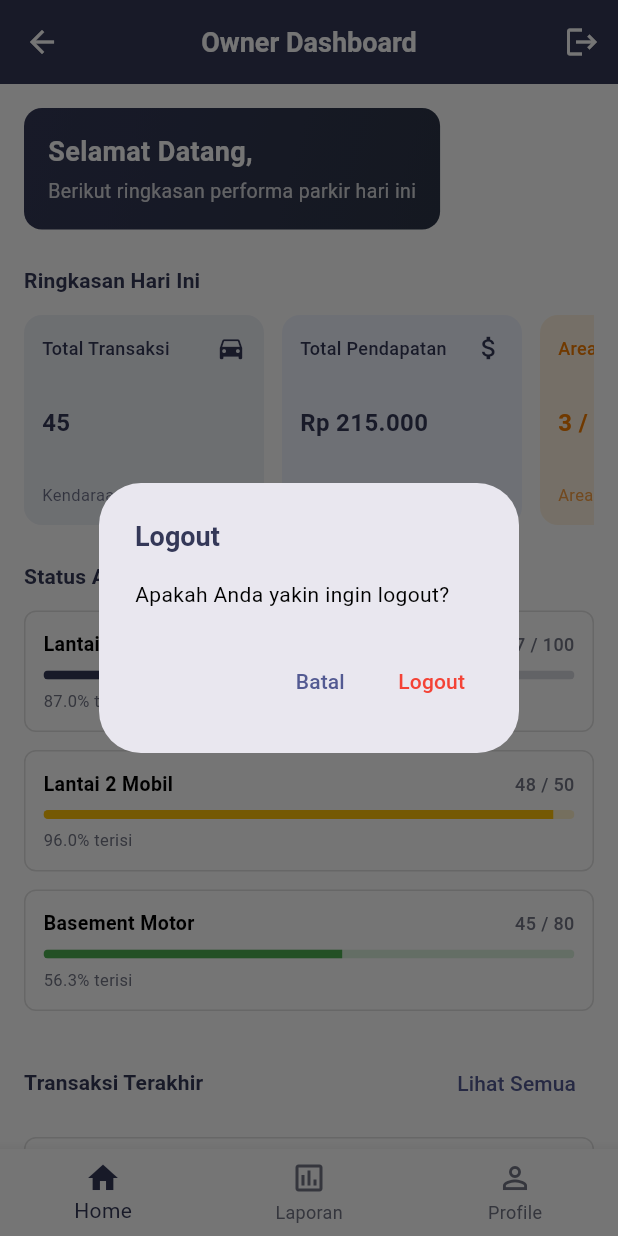
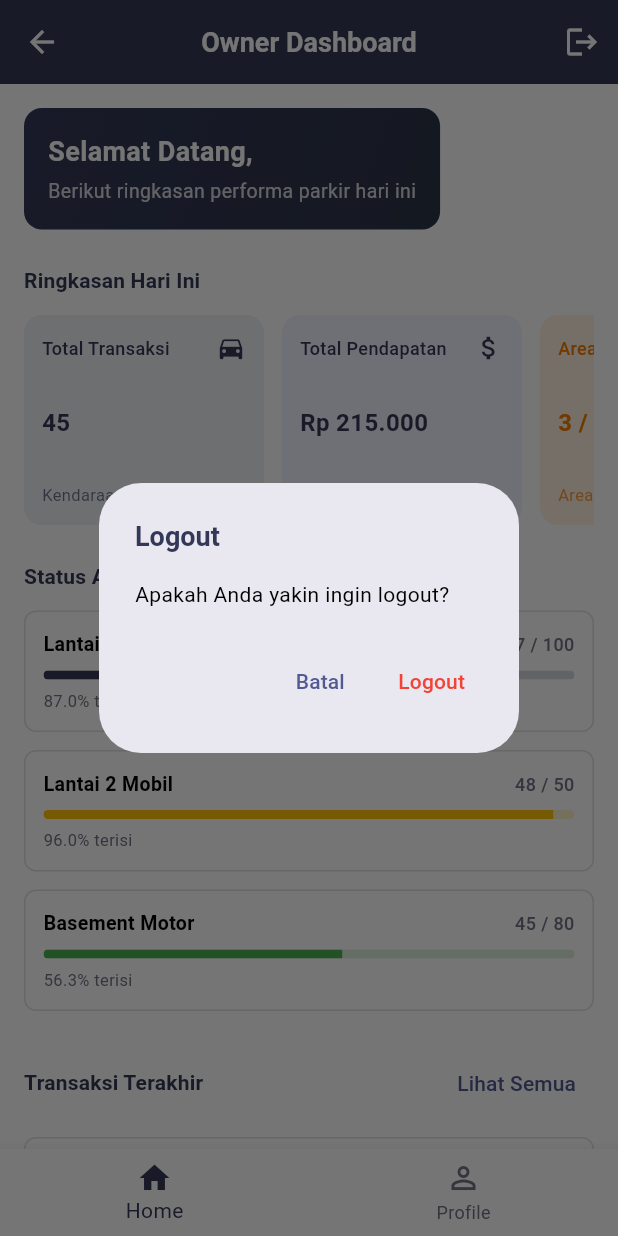
Before and after one commit to abimanyupewe/module_parking_app, a Flutter app: the OwnerDashboardPage screen opened by its route, after a tap on the "logout" icon, on a phone screen of 412 x 824 dp. Run offline on Flutter 3.47's test engine with Material 3 defaults, Android fonts, the phone set to English and light mode, and no system bars; our stand-ins replace shared_preferences, sqflite; missing offline and left inert: bcrypt; accounts and stored records are empty.

Commit message:
refactor: simplify Owner Dashboard - remove Report section
- Remove owner_report_section.dart file
- Update owner_dashboard_page.dart to use only 2 sections: Home and Profile
- Update bottom navigation bar to show only Home and Profile tabs
- Cleaner and simpler UI as requested

```diff
--- a/lib/features/owner/pages/owner_dashboard_page.dart
+++ b/lib/features/owner/pages/owner_dashboard_page.dart
@@ -2,7 +2,6 @@ import 'package:flutter/material.dart';
 import '../../../config/colors.dart';
 import '../../../core/preferences/app_preferences.dart';
 import '../widgets/owner_home_section.dart';
-import '../widgets/owner_report_section.dart';
 import '../widgets/owner_profile_section.dart';
 
 /// Owner Dashboard Page
@@ -65,11 +64,7 @@ class _OwnerDashboardPageState extends State<OwnerDashboardPage> {
       ),
       body: IndexedStack(
         index: _selectedIndex,
-        children: const [
-          OwnerHomeSection(),
-          OwnerReportSection(),
-          OwnerProfileSection(),
-        ],
+        children: const [OwnerHomeSection(), OwnerProfileSection()],
       ),
       bottomNavigationBar: BottomNavigationBar(
         currentIndex: _selectedIndex,
@@ -85,11 +80,6 @@ class _OwnerDashboardPageState extends State<OwnerDashboardPage> {
             label: 'Home',
           ),
           BottomNavigationBarItem(
-            icon: Icon(Icons.assessment_outlined),
-            activeIcon: Icon(Icons.assessment),
-            label: 'Laporan',
-          ),
-          BottomNavigationBarItem(
             icon: Icon(Icons.person_outline),
             activeIcon: Icon(Icons.person),
             label: 'Profile',
--- a/lib/features/owner/widgets/owner_report_section.dart
+++ /dev/null
@@ -1,506 +0,0 @@
-import 'package:flutter/material.dart';
-import 'package:intl/intl.dart';
-import '../../../config/colors.dart';
-
-/// Owner Report Section - Laporan dan Statistik
-class OwnerReportSection extends StatefulWidget {
-  const OwnerReportSection({Key? key}) : super(key: key);
-
-  @override
-  State<OwnerReportSection> createState() => _OwnerReportSectionState();
-}
-
-class _OwnerReportSectionState extends State<OwnerReportSection> {
-  late DateTime _selectedDate;
-  String _selectedPeriod = 'Harian'; // Harian, Mingguan, Bulanan
-
-  @override
-  void initState() {
-    super.initState();
-    _selectedDate = DateTime.now();
-  }
-
-  void _selectDate() async {
-    DateTime? picked = await showDatePicker(
-      context: context,
-      initialDate: _selectedDate,
-      firstDate: DateTime(2024),
-      lastDate: DateTime.now(),
-    );
-    if (picked != null && picked != _selectedDate) {
-      setState(() {
-        _selectedDate = picked;
-      });
-    }
-  }
-
-  @override
-  Widget build(BuildContext context) {
-    return SingleChildScrollView(
-      padding: const EdgeInsets.all(16),
-      child: Column(
-        crossAxisAlignment: CrossAxisAlignment.start,
-        children: [
-          // Report Header
-          _buildReportHeader(),
-          const SizedBox(height: 24),
-
-          // Period Filter
-          _buildPeriodFilter(),
-          const SizedBox(height: 24),
-
-          // Revenue Statistics
-          _buildRevenueStats(),
-          const SizedBox(height: 24),
-
-          // Daily Revenue Chart
-          _buildDailyRevenueChart(),
-          const SizedBox(height: 24),
-
-          // Transaction Summary
-          _buildTransactionSummary(),
-          const SizedBox(height: 24),
-
-          // Recent Transactions Detail
-          _buildRecentTransactionDetail(),
-        ],
-      ),
-    );
-  }
-
-  /// Build report header
-  Widget _buildReportHeader() {
-    return Container(
-      padding: const EdgeInsets.all(16),
-      decoration: BoxDecoration(
-        gradient: const LinearGradient(
-          colors: [Color(0xFF343858), Color(0xFF2C3548)],
-          begin: Alignment.topLeft,
-          end: Alignment.bottomRight,
-        ),
-        borderRadius: BorderRadius.circular(12),
-      ),
-      child: Column(
-        crossAxisAlignment: CrossAxisAlignment.start,
-        children: [
-          const Text(
-            'Laporan Pendapatan',
-            style: TextStyle(
-              fontSize: 18,
-              fontWeight: FontWeight.bold,
-              color: Colors.white,
-            ),
-          ),
-          const SizedBox(height: 4),
-          Text(
-            'Ringkasan pendapatan dan transaksi parkir',
-            style: TextStyle(
-              fontSize: 13,
-              color: Colors.white.withOpacity(0.8),
-            ),
-          ),
-          const SizedBox(height: 12),
-          InkWell(
-            onTap: _selectDate,
-            child: Container(
-              padding: const EdgeInsets.symmetric(horizontal: 12, vertical: 8),
-              decoration: BoxDecoration(
-                color: Colors.white.withOpacity(0.2),
-                borderRadius: BorderRadius.circular(8),
-              ),
-              child: Row(
-                mainAxisSize: MainAxisSize.min,
-                children: [
-                  const Icon(
-                    Icons.calendar_today,
-                    color: Colors.white,
-                    size: 16,
-                  ),
-                  const SizedBox(width: 8),
-                  Text(
-                    DateFormat('dd MMM yyyy', 'id_ID').format(_selectedDate),
-                    style: const TextStyle(color: Colors.white, fontSize: 13),
-                  ),
-                ],
-              ),
-            ),
-          ),
-        ],
-      ),
-    );
-  }
-
-  /// Build period filter
-  Widget _buildPeriodFilter() {
-    return Column(
-      crossAxisAlignment: CrossAxisAlignment.start,
-      children: [
-        Text(
-          'Jenis Laporan',
-          style: Theme.of(
-            context,
-          ).textTheme.titleSmall?.copyWith(fontWeight: FontWeight.w600),
-        ),
-        const SizedBox(height: 12),
-        SingleChildScrollView(
-          scrollDirection: Axis.horizontal,
-          child: Row(
-            children: ['Harian', 'Mingguan', 'Bulanan'].map((period) {
-              return Padding(
-                padding: const EdgeInsets.only(right: 8),
-                child: ChoiceChip(
-                  label: Text(period),
-                  selected: _selectedPeriod == period,
-                  onSelected: (selected) {
-                    setState(() {
-                      _selectedPeriod = period;
-                    });
-                  },
-                  selectedColor: AppColors.primary,
-                  labelStyle: TextStyle(
-                    color: _selectedPeriod == period
-                        ? Colors.white
-                        : AppColors.inactive,
-                  ),
-                ),
-              );
-            }).toList(),
-          ),
-        ),
-      ],
-    );
-  }
-
-  /// Build revenue statistics
-  Widget _buildRevenueStats() {
-    return Column(
-      crossAxisAlignment: CrossAxisAlignment.start,
-      children: [
-        Text(
-          'Statistik Pendapatan',
-          style: Theme.of(
-            context,
-          ).textTheme.titleMedium?.copyWith(fontWeight: FontWeight.bold),
-        ),
-        const SizedBox(height: 12),
-        GridView.count(
-          crossAxisCount: 2,
-          shrinkWrap: true,
-          physics: const NeverScrollableScrollPhysics(),
-          mainAxisSpacing: 12,
-          crossAxisSpacing: 12,
-          children: [
-            _buildStatCard(
-              title: 'Total Pendapatan',
-              value: 'Rp 1.250.000',
-              subtitle: 'Hari ini',
-              color: AppColors.success,
-            ),
-            _buildStatCard(
-              title: 'Rata-Rata Transaksi',
-              value: 'Rp 27.778',
-              subtitle: '45 transaksi',
-              color: AppColors.primary,
-            ),
-            _buildStatCard(
-              title: 'Total Transaksi',
-              value: '125',
-              subtitle: 'Kendaraan masuk',
-              color: const Color(0xFFF57C00),
-            ),
-            _buildStatCard(
-              title: 'Kendaraan Keluar',
-              value: '120',
-              subtitle: 'Pembayaran selesai',
-              color: AppColors.warning,
-            ),
-          ],
-        ),
-      ],
-    );
-  }
-
-  /// Build stat card
-  Widget _buildStatCard({
-    required String title,
-    required String value,
-    required String subtitle,
-    required Color color,
-  }) {
-    return Container(
-      padding: const EdgeInsets.all(12),
-      decoration: BoxDecoration(
-        color: color.withOpacity(0.1),
-        borderRadius: BorderRadius.circular(12),
-        border: Border.all(color: color.withOpacity(0.3)),
-      ),
-      child: Column(
-        crossAxisAlignment: CrossAxisAlignment.start,
-        mainAxisAlignment: MainAxisAlignment.spaceBetween,
-        children: [
-          Text(
-            title,
-            style: TextStyle(
-              fontSize: 12,
-              color: color,
-              fontWeight: FontWeight.w500,
-            ),
-          ),
-          const SizedBox(height: 8),
-          Text(
-            value,
-            style: TextStyle(
-              fontSize: 16,
-              fontWeight: FontWeight.bold,
-              color: color,
-            ),
-          ),
-          const SizedBox(height: 4),
-          Text(
-            subtitle,
-            style: TextStyle(fontSize: 11, color: color.withOpacity(0.7)),
-          ),
-        ],
-      ),
-    );
-  }
-
-  /// Build daily revenue chart (simplified)
-  Widget _buildDailyRevenueChart() {
-    return Column(
-      crossAxisAlignment: CrossAxisAlignment.start,
-      children: [
-        Text(
-          'Pendapatan Harian (7 Hari Terakhir)',
-          style: Theme.of(
-            context,
-          ).textTheme.titleMedium?.copyWith(fontWeight: FontWeight.bold),
-        ),
-        const SizedBox(height: 12),
-        Container(
-          padding: const EdgeInsets.all(12),
-          decoration: BoxDecoration(
-            border: Border.all(color: AppColors.border),
-            borderRadius: BorderRadius.circular(12),
-          ),
-          child: Column(
-            children: [
-              // Simple bar chart representation
-              for (int i = 0; i < 7; i++)
-                Padding(
-                  padding: const EdgeInsets.symmetric(vertical: 8),
-                  child: Row(
-                    children: [
-                      SizedBox(
-                        width: 50,
-                        child: Text(
-                          'Hari ${i + 1}',
-                          style: const TextStyle(fontSize: 11),
-                        ),
-                      ),
-                      Expanded(
-                        child: ClipRRect(
-                          borderRadius: BorderRadius.circular(4),
-                          child: LinearProgressIndicator(
-                            value: (0.4 + (i * 0.08)).clamp(0, 1),
-                            minHeight: 20,
-                            backgroundColor: AppColors.primaryLight,
-                            valueColor: const AlwaysStoppedAnimation<Color>(
-                              AppColors.primary,
-                            ),
-                          ),
-                        ),
-                      ),
-                      const SizedBox(width: 8),
-                      SizedBox(
-                        width: 60,
-                        child: Text(
-                          'Rp ${(150000 + (i * 50000)).toStringAsFixed(0)}',
-                          style: const TextStyle(
-                            fontSize: 11,
-                            fontWeight: FontWeight.w500,
-                          ),
-                          textAlign: TextAlign.right,
-                        ),
-                      ),
-                    ],
-                  ),
-                ),
-            ],
-          ),
-        ),
-      ],
-    );
-  }
-
-  /// Build transaction summary
-  Widget _buildTransactionSummary() {
-    return Column(
-      crossAxisAlignment: CrossAxisAlignment.start,
-      children: [
-        Text(
-          'Ringkasan Transaksi',
-          style: Theme.of(
-            context,
-          ).textTheme.titleMedium?.copyWith(fontWeight: FontWeight.bold),
-        ),
-        const SizedBox(height: 12),
-        Container(
-          padding: const EdgeInsets.all(12),
-          decoration: BoxDecoration(
-            border: Border.all(color: AppColors.border),
-            borderRadius: BorderRadius.circular(12),
-          ),
-          child: Column(
-            children: [
-              _buildTransactionSummaryRow(
-                label: 'Total Transaksi Masuk',
-                value: '125',
-                color: AppColors.success,
-              ),
-              const Divider(height: 16),
-              _buildTransactionSummaryRow(
-                label: 'Total Transaksi Keluar',
-                value: '120',
-                color: AppColors.primary,
-              ),
-              const Divider(height: 16),
-              _buildTransactionSummaryRow(
-                label: 'Transaksi Pending',
-                value: '5',
-                color: AppColors.warning,
-              ),
-              const Divider(height: 16),
-              _buildTransactionSummaryRow(
-                label: 'Transaksi Batal',
-                value: '0',
-                color: AppColors.danger,
-              ),
-            ],
-          ),
-        ),
-      ],
-    );
-  }
-
-  /// Build transaction summary row
-  Widget _buildTransactionSummaryRow({
-    required String label,
-    required String value,
-    required Color color,
-  }) {
-    return Row(
-      mainAxisAlignment: MainAxisAlignment.spaceBetween,
-      children: [
-        Text(label, style: const TextStyle(fontSize: 12)),
-        Container(
-          padding: const EdgeInsets.symmetric(horizontal: 12, vertical: 4),
-          decoration: BoxDecoration(
-            color: color.withOpacity(0.1),
-            borderRadius: BorderRadius.circular(6),
-          ),
-          child: Text(
-            value,
-            style: TextStyle(
-              fontSize: 13,
-              fontWeight: FontWeight.bold,
-              color: color,
-            ),
-          ),
-        ),
-      ],
-    );
-  }
-
-  /// Build recent transaction detail
-  Widget _buildRecentTransactionDetail() {
-    return Column(
-      crossAxisAlignment: CrossAxisAlignment.start,
-      children: [
-        Text(
-          'Detail Transaksi',
-          style: Theme.of(
-            context,
-          ).textTheme.titleMedium?.copyWith(fontWeight: FontWeight.bold),
-        ),
-        const SizedBox(height: 12),
-        ListView.separated(
-          shrinkWrap: true,
-          physics: const NeverScrollableScrollPhysics(),
-          itemCount: 5,
-          separatorBuilder: (_, __) => const SizedBox(height: 8),
-          itemBuilder: (context, index) {
-            final times = ['08:30', '09:15', '10:00', '11:45', '13:20'];
-            final plates = [
-              'H 1234 ABC',
-              'B 5678 CDE',
-              'H 2020 XYZ',
-              'B 9999 QWE',
-              'H 1111 ZZZ',
-            ];
-            final amounts = [
-              'Rp 5.000',
-              'Rp 12.000',
-              'Rp 4.000',
-              'Rp 15.000',
-              'Rp 5.000',
-            ];
-            return Container(
-              padding: const EdgeInsets.all(12),
-              decoration: BoxDecoration(
-                border: Border.all(color: AppColors.border),
-                borderRadius: BorderRadius.circular(8),
-              ),
-              child: Row(
-                children: [
-                  Container(
-                    width: 40,
-                    height: 40,
-                    decoration: BoxDecoration(
-                      color: AppColors.primaryLight,
-                      borderRadius: BorderRadius.circular(8),
-                    ),
-                    child: const Icon(
-                      Icons.directions_car,
-                      color: AppColors.primary,
-                    ),
-                  ),
-                  const SizedBox(width: 12),
-                  Expanded(
-                    child: Column(
-                      crossAxisAlignment: CrossAxisAlignment.start,
-                      children: [
-                        Text(
-                          plates[index],
-                          style: const TextStyle(
-                            fontSize: 13,
-                            fontWeight: FontWeight.w600,
-                          ),
-                        ),
-                        Text(
-                          times[index],
-                          style: TextStyle(
-                            fontSize: 11,
-                            color: AppColors.inactive,
-                          ),
-                        ),
-                      ],
-                    ),
-                  ),
-                  Text(
-                    amounts[index],
-                    style: const TextStyle(
-                      fontSize: 13,
-                      fontWeight: FontWeight.bold,
-                      color: AppColors.success,
-                    ),
-                  ),
-                ],
-              ),
-            );
-          },
-        ),
-      ],
-    );
-  }
-}
```
